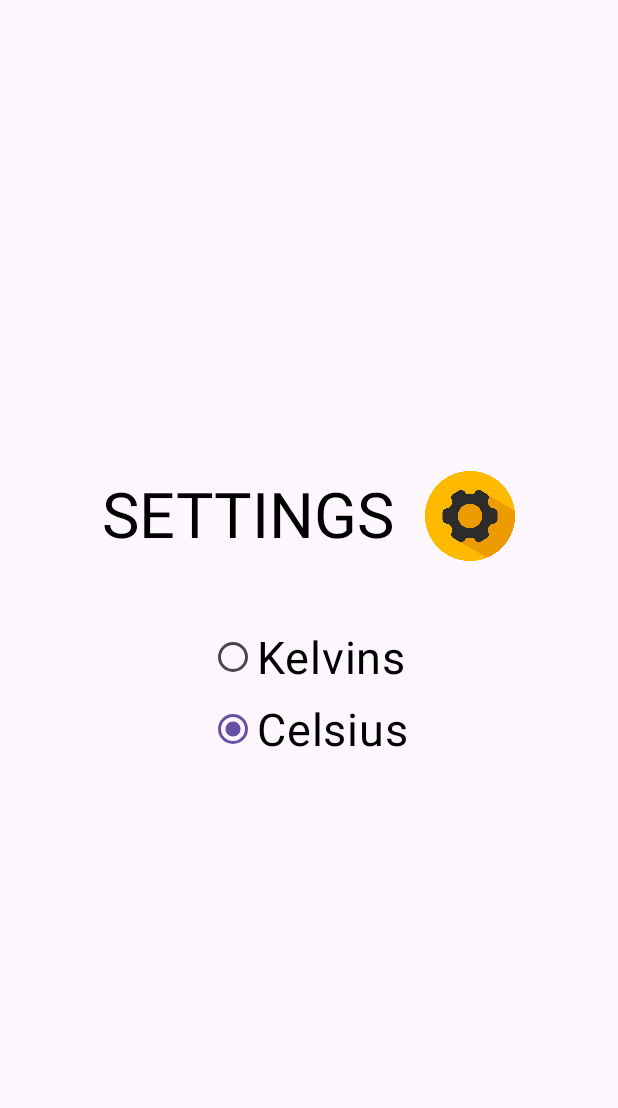
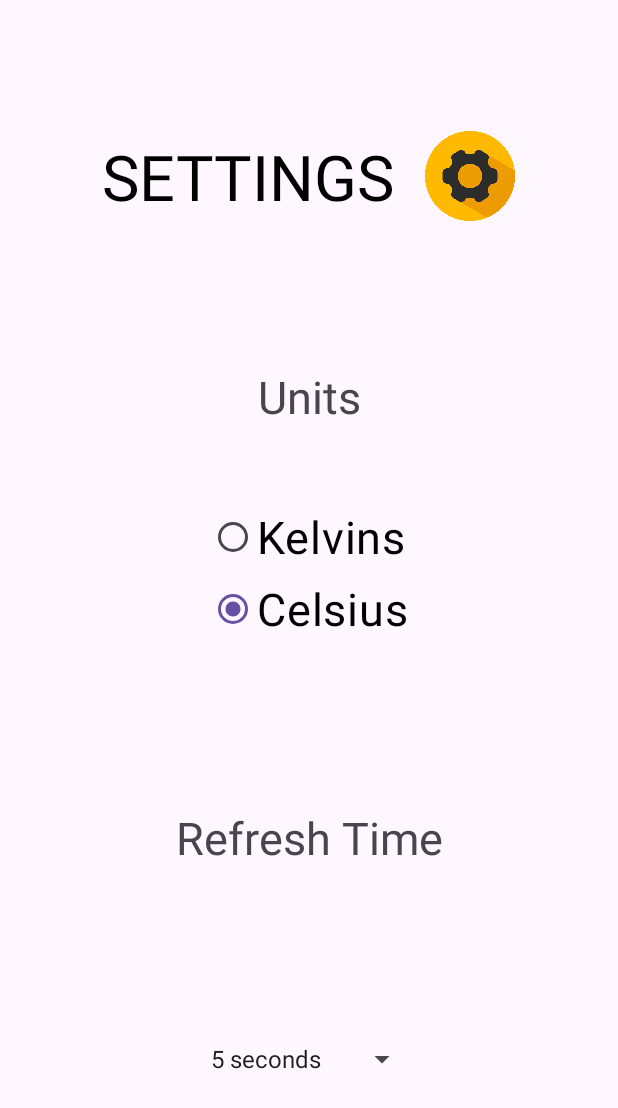
Before and after one commit to m4tiss/WeatherAndroid, an Android app: the fragment FragmentSettings shown on its own in the app's theme, on a phone screen of 412 x 824 dp. Shown: the top 1108 px of the screen. Run offline under Robolectric (Android 15) with nearby library versions, the phone set to English and light mode, and no system bars; 2 statements that could not run were skipped.

Commit message:
add refreshingTime

```diff
--- a/app/src/main/java/com/example/weatherapp/FragmentSettings.kt
+++ b/app/src/main/java/com/example/weatherapp/FragmentSettings.kt
@@ -9,8 +9,11 @@ import android.os.Bundle
 import android.view.LayoutInflater
 import android.view.View
 import android.view.ViewGroup
+import android.widget.AdapterView
+import android.widget.ArrayAdapter
 import android.widget.RadioButton
 import android.widget.RadioGroup
+import android.widget.Spinner
 import androidx.fragment.app.Fragment
 import androidx.lifecycle.Observer
 import androidx.lifecycle.ViewModelProvider
@@ -21,6 +24,7 @@ class FragmentSettings : Fragment() {
     private lateinit var unitRadioGroup: RadioGroup
     private lateinit var kelvinRadioButton: RadioButton
     private lateinit var celsiusRadioButton: RadioButton
+    private lateinit var refreshTime: Spinner
     private lateinit var unitViewModel: UnitViewModel
     private lateinit var weatherViewModel: WeatherViewModel
 
@@ -34,7 +38,13 @@ class FragmentSettings : Fragment() {
         unitRadioGroup = view.findViewById(R.id.unitRadioGroup)
         kelvinRadioButton = view.findViewById(R.id.kelvinRadioButton)
         celsiusRadioButton = view.findViewById(R.id.celsiusRadioButton)
+        refreshTime = view.findViewById(R.id.refreshTime)
 
+        val refreshOptions = listOf("5 seconds", "10 seconds", "30 seconds", "1 minute")
+        val adapter = ArrayAdapter(requireContext(), android.R.layout.simple_spinner_item, refreshOptions)
+        adapter.setDropDownViewResource(android.R.layout.simple_spinner_dropdown_item)
+
+        refreshTime.adapter = adapter
 
         unitViewModel = ViewModelProvider(requireActivity()).get(UnitViewModel::class.java)
         weatherViewModel = ViewModelProvider(requireActivity()).get(WeatherViewModel::class.java)
@@ -75,6 +85,24 @@ class FragmentSettings : Fragment() {
             }
         }
 
+        refreshTime.onItemSelectedListener = object : AdapterView.OnItemSelectedListener {
+            override fun onItemSelected(parent: AdapterView<*>?, view: View?, position: Int, id: Long) {
+                val selectedOption = refreshOptions[position]
+                val fetchIntervalMillis = when (selectedOption) {
+                    "5 seconds" -> 5000L
+                    "10 seconds" -> 10000L
+                    "30 seconds" -> 30000L
+                    "1 minute" -> 60000L
+                    else -> 0L
+                }
+
+                weatherViewModel.setFetchIntervalMillis(fetchIntervalMillis)
+            }
+
+            override fun onNothingSelected(parent: AdapterView<*>?) {
+            }
+        }
+
 
         return view
     }
--- a/app/src/main/res/layout/fragment_settings.xml
+++ b/app/src/main/res/layout/fragment_settings.xml
@@ -7,8 +7,10 @@
     android:gravity="center">
     <LinearLayout
         android:layout_width="wrap_content"
-        android:layout_height="wrap_content"
-        android:orientation="horizontal">
+        android:layout_height="0dp"
+        android:orientation="horizontal"
+        android:gravity="center"
+        android:layout_weight="2">
         <TextView
             android:layout_width="match_parent"
             android:layout_height="wrap_content"
@@ -28,13 +30,21 @@
 
     </LinearLayout>
 
+    <TextView
+        android:layout_width="match_parent"
+        android:layout_height="0dp"
+        android:layout_weight="0.5"
+        android:textSize="30sp"
+        android:text="Units"
+        android:gravity="center"/>
 
     <RadioGroup
         android:id="@+id/unitRadioGroup"
         android:layout_width="wrap_content"
-        android:layout_height="wrap_content"
+        android:layout_height="0dp"
         android:orientation="vertical"
-        android:paddingTop="40dp">
+        android:paddingTop="40dp"
+        android:layout_weight="2">
 
         <RadioButton
             android:id="@+id/kelvinRadioButton"
@@ -56,5 +66,18 @@
             android:text="Celsius" />
 
     </RadioGroup>
+    <TextView
+        android:layout_width="match_parent"
+        android:layout_height="0dp"
+        android:layout_weight="0.5"
+        android:textSize="30sp"
+        android:text="Refresh Time"
+        android:gravity="center"/>
+    <Spinner
+        android:id="@+id/refreshTime"
+        android:layout_width="wrap_content"
+        android:layout_height="0dp"
+        android:layout_weight="2"/>
+
 
 </LinearLayout>
```
Also changed, not shown: app/src/main/java/com/example/weatherapp/WeatherViewModel.kt (+31 -3 lines).
